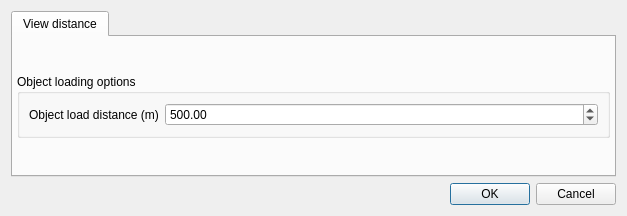
First picture: the form in gui_client/MainOptionsDialog.ui, repository shipilovden/substrata-metasiberia, before the edit.
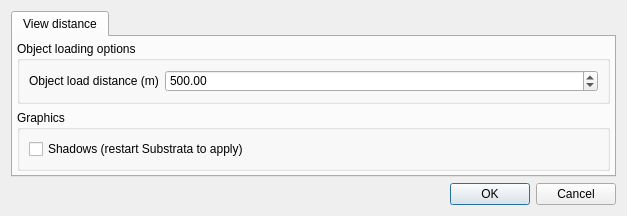
Second picture: the form after the edit.

Commit message: Bumped version to 0.63. Added shadows option in options dialog.

What changed in the file:
```diff
--- a/gui_client/MainOptionsDialog.ui
+++ b/gui_client/MainOptionsDialog.ui
@@ -86,6 +86,22 @@
          </layout>
         </widget>
        </item>
+       <item>
+        <widget class="QGroupBox" name="groupBox">
+         <property name="title">
+          <string>Graphics</string>
+         </property>
+         <layout class="QVBoxLayout" name="verticalLayout_2">
+          <item>
+           <widget class="QCheckBox" name="shadowsCheckBox">
+            <property name="text">
+             <string>Shadows (restart Substrata to apply)</string>
+            </property>
+           </widget>
+          </item>
+         </layout>
+        </widget>
+       </item>
       </layout>
      </widget>
     </widget>
```
The commit also changes 6 other files.
